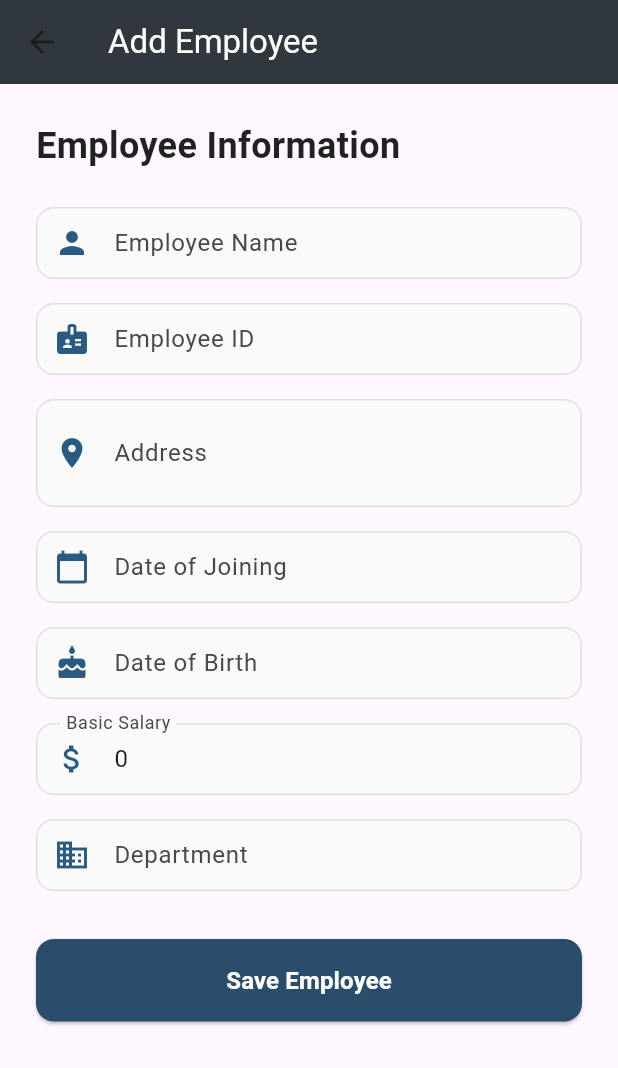
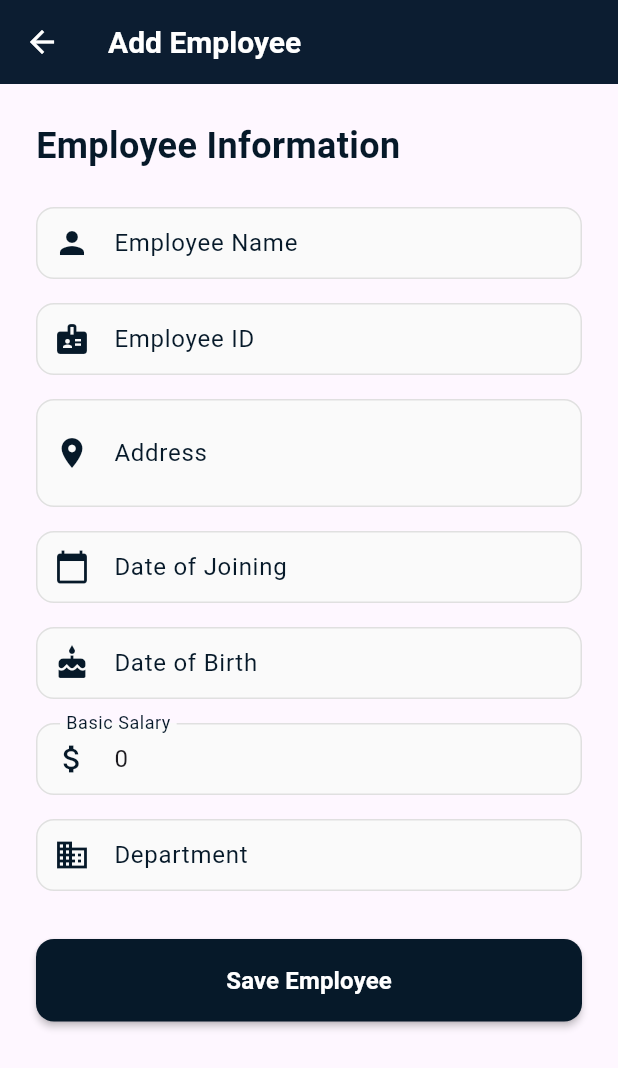
Before and after one commit to himeshapathirana/EmployeeManagementSystem, a Flutter app: the screen it shows after launch, after a tap on "Add Employee", on a phone screen of 412 x 824 dp. Shown: the top 1068 px of the screen. Run offline on Flutter 3.47's test engine with Material 3 defaults, Android fonts, the phone set to English and light mode, and no system bars; network calls fail.

Commit message:
UI changed

```diff
--- a/lib/screens/add_employee_screen.dart
+++ b/lib/screens/add_employee_screen.dart
@@ -60,7 +60,7 @@ class AddEmployeeScreenState extends State<AddEmployeeScreen> {
         return Theme(
           data: Theme.of(context).copyWith(
             colorScheme: ColorScheme.light(
-              primary: const Color.fromARGB(255, 22, 67, 104),
+              primary: const Color.fromARGB(255, 6, 25, 41),
               onPrimary: Colors.white,
               surface: Colors.white,
               onSurface: Colors.black,
@@ -78,7 +78,8 @@ class AddEmployeeScreenState extends State<AddEmployeeScreen> {
   InputDecoration _buildInputDecoration(String label, IconData icon) {
     return InputDecoration(
       labelText: label,
-      prefixIcon: Icon(icon, color: const Color.fromARGB(255, 41, 90, 129)),
+      labelStyle: TextStyle(color: Color.fromARGB(255, 6, 25, 41)),
+      prefixIcon: Icon(icon, color: Color.fromARGB(255, 6, 25, 41)),
       border: OutlineInputBorder(
         borderRadius: BorderRadius.circular(12),
         borderSide: BorderSide(color: Colors.grey.shade300),
@@ -89,8 +90,7 @@ class AddEmployeeScreenState extends State<AddEmployeeScreen> {
       ),
       focusedBorder: OutlineInputBorder(
         borderRadius: BorderRadius.circular(12),
-        borderSide:
-            BorderSide(color: const Color.fromARGB(255, 9, 51, 85), width: 2),
+        borderSide: BorderSide(color: Color.fromARGB(255, 6, 25, 41), width: 2),
       ),
       filled: true,
       fillColor: Colors.grey.shade50,
@@ -102,9 +102,14 @@ class AddEmployeeScreenState extends State<AddEmployeeScreen> {
   Widget build(BuildContext context) {
     return Scaffold(
       appBar: AppBar(
-        title: Text('Add Employee', style: TextStyle(color: Colors.white)),
-        backgroundColor: const Color.fromARGB(255, 49, 56, 61),
-        elevation: 0,
+        title: Text('Add Employee',
+            style: TextStyle(
+                color: Colors.white,
+                fontSize: 20,
+                fontWeight: FontWeight.w600)),
+        backgroundColor: Color.fromARGB(255, 6, 25, 41),
+        elevation: 2,
+        iconTheme: IconThemeData(color: Colors.white),
       ),
       body: SafeArea(
         child: SingleChildScrollView(
@@ -120,7 +125,7 @@ class AddEmployeeScreenState extends State<AddEmployeeScreen> {
                     style: TextStyle(
                       fontSize: 24,
                       fontWeight: FontWeight.bold,
-                      color: Colors.black87,
+                      color: Color.fromARGB(255, 6, 25, 41),
                     ),
                   ),
                   SizedBox(height: 24),
@@ -138,7 +143,7 @@ class AddEmployeeScreenState extends State<AddEmployeeScreen> {
                         _buildInputDecoration('Employee ID', Icons.badge),
                     validator: (value) =>
                         value?.isEmpty ?? true ? 'Required field' : null,
-                    enabled: widget.isEmpNoEditable, // Allow edit based on flag
+                    enabled: widget.isEmpNoEditable,
                   ),
                   SizedBox(height: 16),
                   TextFormField(
@@ -233,11 +238,12 @@ class AddEmployeeScreenState extends State<AddEmployeeScreen> {
                             }
                           },
                     style: ElevatedButton.styleFrom(
-                      backgroundColor: const Color.fromARGB(255, 41, 77, 107),
+                      backgroundColor: Color.fromARGB(255, 6, 25, 41),
                       padding: EdgeInsets.symmetric(vertical: 16),
                       shape: RoundedRectangleBorder(
                         borderRadius: BorderRadius.circular(12),
                       ),
+                      elevation: 2,
                     ),
                     child: _isLoading
                         ? CircularProgressIndicator(color: Colors.white)
--- a/lib/screens/home_screen.dart
+++ b/lib/screens/home_screen.dart
@@ -13,22 +13,22 @@ class HomePage extends StatelessWidget {
 
     return Scaffold(
       appBar: AppBar(
-        elevation: 2,
+        elevation: 0,
         title: Row(
           mainAxisAlignment: MainAxisAlignment.center,
           children: [
-            SizedBox(width: 8),
             const Text(
               'Employee Management System',
               style: TextStyle(
                 fontWeight: FontWeight.w600,
-                fontSize: 19,
-                letterSpacing: 0.5,
+                fontSize: 20,
+                letterSpacing: 0.8,
+                color: Colors.white,
               ),
             ),
           ],
         ),
-        backgroundColor: const Color.fromARGB(255, 70, 104, 121),
+        backgroundColor: const Color.fromARGB(255, 6, 25, 41),
       ),
       body: Container(
         decoration: BoxDecoration(
@@ -36,7 +36,7 @@ class HomePage extends StatelessWidget {
             begin: Alignment.topCenter,
             end: Alignment.bottomCenter,
             colors: [
-              Theme.of(context).primaryColor.withValues(alpha: 0.05),
+              const Color.fromARGB(255, 6, 25, 41).withOpacity(0.1),
               Colors.white,
             ],
             stops: const [0.0, 0.3],
@@ -46,13 +46,13 @@ class HomePage extends StatelessWidget {
           child: SingleChildScrollView(
             padding: EdgeInsets.symmetric(
               horizontal: horizontalPadding,
-              vertical: screenSize.height * 0.03,
+              vertical: screenSize.height * 0.04,
             ),
             child: Column(
               crossAxisAlignment: CrossAxisAlignment.start,
               children: [
                 _buildWelcomeSection(context),
-                SizedBox(height: screenSize.height * 0.04),
+                SizedBox(height: screenSize.height * 0.05),
                 _buildGridSection(context),
               ],
             ),
@@ -64,25 +64,25 @@ class HomePage extends StatelessWidget {
 
   Widget _buildWelcomeSection(BuildContext context) {
     return Container(
-      padding: const EdgeInsets.symmetric(vertical: 16),
+      padding: const EdgeInsets.symmetric(vertical: 20),
       child: Column(
         crossAxisAlignment: CrossAxisAlignment.start,
         children: [
           Text(
             'Welcome Back!',
             style: TextStyle(
-              fontSize: MediaQuery.of(context).size.width * 0.06,
+              fontSize: MediaQuery.of(context).size.width * 0.07,
               fontWeight: FontWeight.bold,
               color: const Color.fromARGB(255, 6, 25, 41),
             ),
           ),
-          const SizedBox(height: 8),
+          const SizedBox(height: 10),
           Text(
             'Manage your workforce efficiently',
             style: TextStyle(
-              fontSize: MediaQuery.of(context).size.width * 0.035,
-              color: Colors.grey[700],
-              letterSpacing: 0.3,
+              fontSize: MediaQuery.of(context).size.width * 0.04,
+              color: Colors.grey[800],
+              letterSpacing: 0.5,
             ),
           ),
         ],
@@ -115,7 +115,7 @@ class HomePage extends StatelessWidget {
       shrinkWrap: true,
       physics: const NeverScrollableScrollPhysics(),
       itemCount: options.length,
-      separatorBuilder: (context, index) => const SizedBox(height: 16),
+      separatorBuilder: (context, index) => const SizedBox(height: 20),
       itemBuilder: (context, index) {
         return _buildMenuCard(context, options[index]);
       },
@@ -126,25 +126,25 @@ class HomePage extends StatelessWidget {
     final Size screenSize = MediaQuery.of(context).size;
 
     return Card(
-      elevation: 3,
-      shadowColor: option.color.withValues(alpha: 0.05),
-      shape: RoundedRectangleBorder(borderRadius: BorderRadius.circular(16)),
+      elevation: 4,
+      shadowColor: option.color.withOpacity(0.3),
+      shape: RoundedRectangleBorder(borderRadius: BorderRadius.circular(20)),
       child: InkWell(
         onTap: option.onTap,
-        borderRadius: BorderRadius.circular(16),
+        borderRadius: BorderRadius.circular(20),
         child: Container(
-          height: screenSize.height * 0.12,
+          height: screenSize.height * 0.13,
           padding: EdgeInsets.symmetric(
-            horizontal: screenSize.width * 0.05,
-            vertical: screenSize.height * 0.02,
+            horizontal: screenSize.width * 0.06,
+            vertical: screenSize.height * 0.025,
           ),
           decoration: BoxDecoration(
-            borderRadius: BorderRadius.circular(16),
+            borderRadius: BorderRadius.circular(20),
             gradient: LinearGradient(
               begin: Alignment.topLeft,
               end: Alignment.bottomRight,
               colors: [
-                option.color.withValues(alpha: 0.05),
+                option.color.withOpacity(0.8),
                 option.color,
               ],
             ),
@@ -153,10 +153,10 @@ class HomePage extends StatelessWidget {
             children: [
               Icon(
                 option.icon,
-                size: screenSize.width * 0.08,
+                size: screenSize.width * 0.09,
                 color: Colors.white,
               ),
-              SizedBox(width: screenSize.width * 0.04),
+              SizedBox(width: screenSize.width * 0.05),
               Expanded(
                 child: Column(
                   crossAxisAlignment: CrossAxisAlignment.start,
@@ -166,18 +166,18 @@ class HomePage extends StatelessWidget {
                       option.title,
                       style: TextStyle(
                         color: Colors.white,
-                        fontSize: screenSize.width * 0.045,
+                        fontSize: screenSize.width * 0.048,
                         fontWeight: FontWeight.bold,
-                        letterSpacing: 0.5,
+                        letterSpacing: 0.8,
                       ),
                     ),
-                    SizedBox(height: screenSize.height * 0.008),
+                    SizedBox(height: screenSize.height * 0.01),
                     Text(
                       option.subtitle,
                       style: TextStyle(
-                        color: Colors.white.withValues(alpha: 0.05),
-                        fontSize: screenSize.width * 0.03,
-                        letterSpacing: 0.2,
+                        color: Colors.white.withOpacity(0.9),
+                        fontSize: screenSize.width * 0.032,
+                        letterSpacing: 0.4,
                       ),
                     ),
                   ],
```
Also changed, not shown: lib/screens/employee_list_screen.dart (+41 -20 lines).
